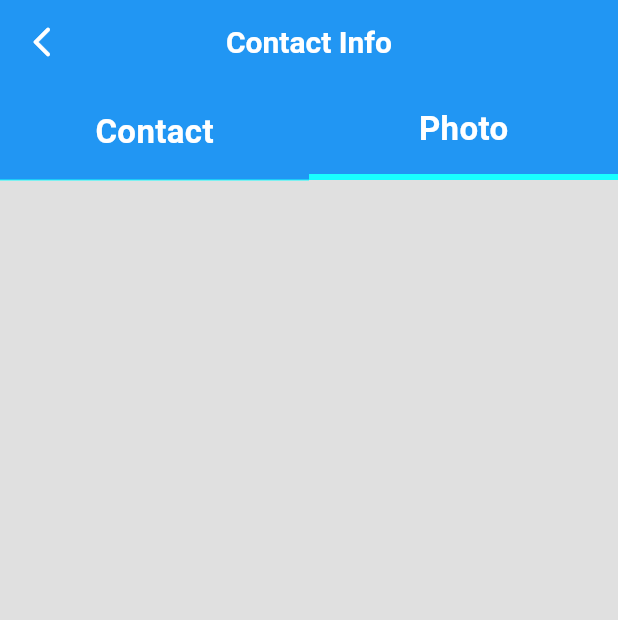
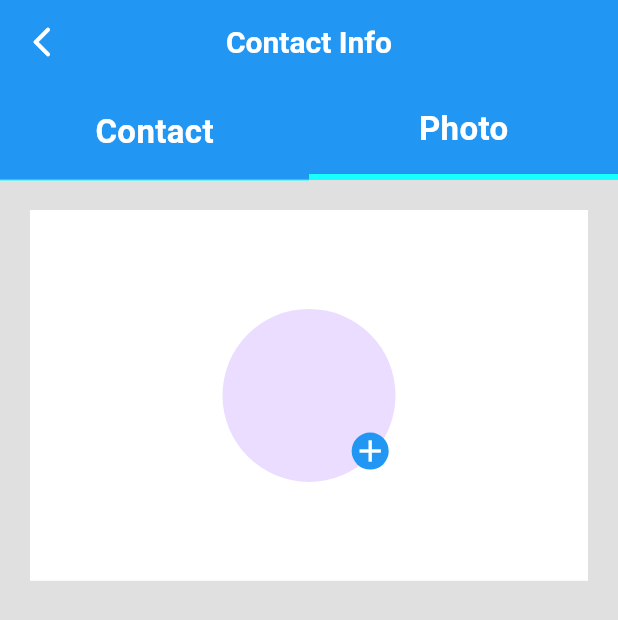
Before and after one commit to Vedpatel28/flutter_resume_builder_app, a Flutter app: the contact_info_page screen opened by its route, after a tap on "Photo", on a phone screen of 412 x 824 dp. Shown: the top 620 px of the screen. Run offline on Flutter 3.47's test engine with Material 2 defaults, Android fonts, the phone set to English and light mode, and no system bars.

Commit message:
vp | 19-04-2023 | 15:07 | # resume builder app crate DAY-6

```diff
--- a/lib/main.dart
+++ b/lib/main.dart
@@ -29,6 +29,7 @@ class MyApp extends StatelessWidget {
       debugShowCheckedModeBanner: false,
       title: 'Flutter Demo',
       theme: ThemeData(useMaterial3: true),
+      darkTheme: ThemeData(accentColor: Colors.teal),
       routes: {
         allroutes.home: (context) => const home_page(),
         allroutes.buildpage: (context) => const resumes_build_options_page(),
--- a/lib/views/screen/contact_info_page.dart
+++ b/lib/views/screen/contact_info_page.dart
@@ -402,7 +402,38 @@ class _contact_info_pageState extends State<contact_info_page> {
                         ),
                       ),
                       // photo index 1
-                      Container(),
+                      Container(
+                        height: s.height * 0.3,
+                        width: s.width,
+                        decoration: const BoxDecoration(
+                          color: Colors.white,
+                        ),
+                        alignment: Alignment.center,
+                        child: Stack(
+                          children: [
+                            CircleAvatar(
+                              radius: s.height * 0.07,
+                              foregroundColor: Colors.grey,
+                              child: Align(
+                                alignment: Alignment(0.9, 0.9),
+                                child: Container(
+                                  height: s.height * 0.04,
+                                  width: s.width * 0.06,
+                                  decoration: const BoxDecoration(
+                                    color: Colors.blue,
+                                    shape: BoxShape.circle,
+                                  ),
+                                  alignment: AlignmentDirectional.center,
+                                  child: const Icon(
+                                    Icons.add,
+                                    color: Colors.white,
+                                  ),
+                                ),
+                              ),
+                            ),
+                          ],
+                        ),
+                      ),
                     ],
                   ),
                 ),
--- a/lib/views/screen/declaration_after_select_page.dart
+++ b/lib/views/screen/declaration_after_select_page.dart
@@ -63,6 +63,10 @@ class _declaration_page_selectState extends State<declaration_page_select> {
                         onChanged: (value) {
                           setState(() {
                             onoffswi = value;
+                            value == false
+                                ? Navigator.of(context)
+                                    .pushNamed("declaration_page")
+                                : Navigator.of(context).pop();
                           });
                         },
                       ),
```
